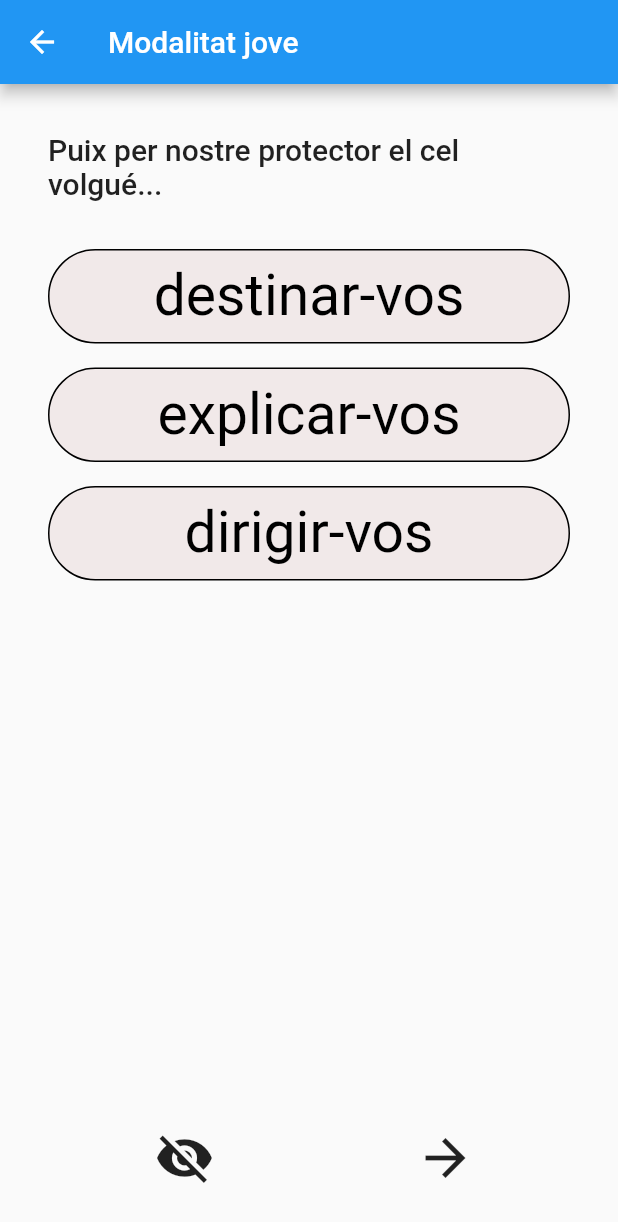
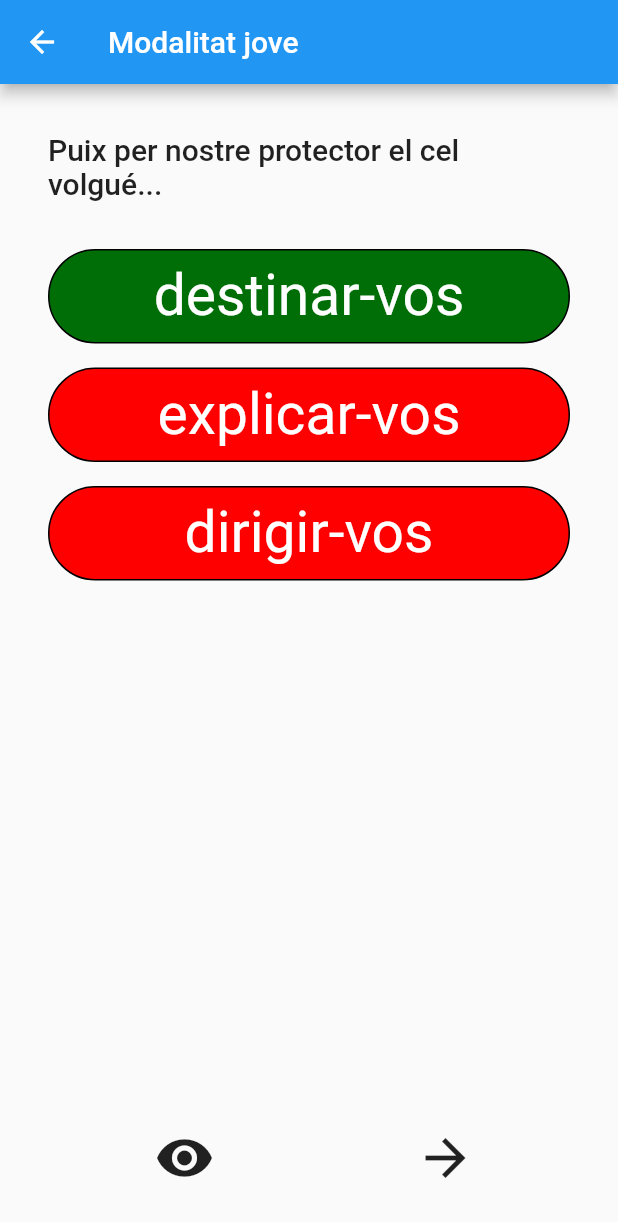
Before and after one commit to petrussola/vtv-app, a Flutter app: the PreguntaPage screen opened directly with empty values, after a tap on the "visibility off" icon, on a phone screen of 412 x 824 dp. Shown: the top 1222 px of the screen. Run offline on Flutter 3.47's test engine with Material 2 defaults, Android fonts, the phone set to English and light mode, and no system bars.

Commit message:
Solution logic

```diff
--- a/assets/gent_gran.json
+++ b/assets/gent_gran.json
@@ -25,7 +25,7 @@
     "id": 4,
     "pregunta": "Quin era el producte estrella del Bar Esteve?",
     "respostes": ["Les patates", "La cervesa", "Els berberetxos"],
-    "indexCorrecte": 3
+    "indexCorrecte": 2
   },
   {
     "id": 5,
--- a/lib/app_state.dart
+++ b/lib/app_state.dart
@@ -5,6 +5,7 @@ import 'package:vtv_app/datamodel.dart';
 class AppState extends ChangeNotifier {
   List preguntes = [];
   int indexPregunta = 0;
+  bool isSolutionVisible = false;
 
   Future<List<Question>> getPreguntes(ageCohort) {
     switch (ageCohort) {
@@ -29,11 +30,13 @@ class AppState extends ChangeNotifier {
 
   void getNextPregunta() {
     indexPregunta += 1;
+    isSolutionVisible = false;
     notifyListeners();
   }
 
   void getPreviousPregunta() {
     indexPregunta -= 1;
+    isSolutionVisible = false;
     notifyListeners();
   }
 
@@ -44,4 +47,17 @@ class AppState extends ChangeNotifier {
   bool isFirstPregunta() {
     return indexPregunta == 0;
   }
+
+  bool getVisibilitySolution() {
+    return isSolutionVisible;
+  }
+
+  void toggleSolution() {
+    isSolutionVisible = !isSolutionVisible;
+    notifyListeners();
+  }
+
+  void setSolutionInvisible() {
+    isSolutionVisible = false;
+  }
 }
--- a/lib/main.dart
+++ b/lib/main.dart
@@ -75,6 +75,8 @@ class AgeButton extends StatelessWidget {
 
   @override
   Widget build(BuildContext context) {
+    var appState = context.watch<AppState>();
+
     String ageLabel = selectedAge.getAgeLabel();
 
     return Padding(
@@ -86,6 +88,8 @@ class AgeButton extends StatelessWidget {
               elevation: MaterialStateProperty.all(8.0),
               shape: MaterialStateProperty.all(const StadiumBorder())),
           onPressed: () {
+            appState.setSolutionInvisible();
+
             Navigator.push(
               context,
               MaterialPageRoute(
--- a/lib/pregunta.dart
+++ b/lib/pregunta.dart
@@ -41,7 +41,7 @@ class Pregunta extends StatelessWidget {
               style: Theme.of(context).textTheme.titleLarge,
             ),
           ),
-          ...createRespostes(pregunta.respostes),
+          ...generateRespostes(pregunta.respostes, pregunta.indexCorrecte),
           const Spacer(),
           const RowActions()
         ],
@@ -50,37 +50,49 @@ class Pregunta extends StatelessWidget {
   }
 }
 
-List createRespostes(respostes) {
-  return respostes
-      .map((resposta) => Resposta(
-            resposta: resposta,
-          ))
-      .toList();
+List generateRespostes(respostes, indexCorrecte) {
+  int index = 0;
+
+  return respostes.map((resposta) {
+    bool isRespostaCorrecta = index == indexCorrecte;
+    index += 1;
+
+    return Resposta(
+      resposta: resposta,
+      isRespostaCorrecta: isRespostaCorrecta,
+    );
+  }).toList();
 }
 
 class Resposta extends StatelessWidget {
-  const Resposta({super.key, required this.resposta});
+  const Resposta(
+      {super.key, required this.resposta, required this.isRespostaCorrecta});
 
   final String resposta;
+  final bool isRespostaCorrecta;
 
   @override
   Widget build(BuildContext context) {
+    var appState = context.watch<AppState>();
+    bool isRespostaVisible = appState.getVisibilitySolution();
+
     return Padding(
       padding: const EdgeInsets.only(top: 16.0),
       child: Container(
         width: MediaQuery.of(context).size.width,
         decoration: BoxDecoration(
-            border: Border.all(width: 1.0),
-            borderRadius: const BorderRadius.all(
-              Radius.circular(200.0),
-            ),
-            color: const Color.fromARGB(255, 241, 233, 233)),
+          border: Border.all(width: 1.0),
+          borderRadius: const BorderRadius.all(
+            Radius.circular(200.0),
+          ),
+          color: getBackgroundColor(isRespostaVisible, isRespostaCorrecta),
+        ),
         child: Padding(
           padding: const EdgeInsets.all(8.0),
           child: Text(
             resposta,
-            style: const TextStyle(
-              color: Color.fromRGBO(0, 0, 0, 1),
+            style: TextStyle(
+              color: getTextColor(isRespostaVisible),
               fontSize: 38.0,
             ),
             textAlign: TextAlign.center,
@@ -97,6 +109,7 @@ class RowActions extends StatelessWidget {
   @override
   Widget build(BuildContext context) {
     var appState = context.watch<AppState>();
+    bool isSolutionVisible = appState.getVisibilitySolution();
 
     void onClickNext() {
       appState.getNextPregunta();
@@ -114,11 +127,11 @@ class RowActions extends StatelessWidget {
             onPressed: () => appState.getPreviousPregunta(),
           ),
         IconButton(
-          icon: const Icon(
-            Icons.visibility_off,
+          icon: Icon(
+            isSolutionVisible ? Icons.visibility : Icons.visibility_off,
             size: 40.0,
           ),
-          onPressed: () {},
+          onPressed: () => appState.toggleSolution(),
         ),
         if (!appState.isLastPregunta())
           IconButton(
@@ -132,3 +145,23 @@ class RowActions extends StatelessWidget {
     );
   }
 }
+
+Color getBackgroundColor(isSolutionVisible, isCorrectAnswer) {
+  if (isSolutionVisible && isCorrectAnswer) {
+    return const Color.fromARGB(255, 0, 110, 6);
+  }
+
+  if (isSolutionVisible && !isCorrectAnswer) {
+    return const Color.fromARGB(255, 255, 0, 0);
+  }
+
+  return const Color.fromARGB(255, 241, 233, 233);
+}
+
+Color getTextColor(isSolutionVisible) {
+  if (isSolutionVisible) {
+    return const Color.fromARGB(255, 255, 255, 255);
+  }
+
+  return const Color.fromARGB(255, 0, 0, 0);
+}
```
